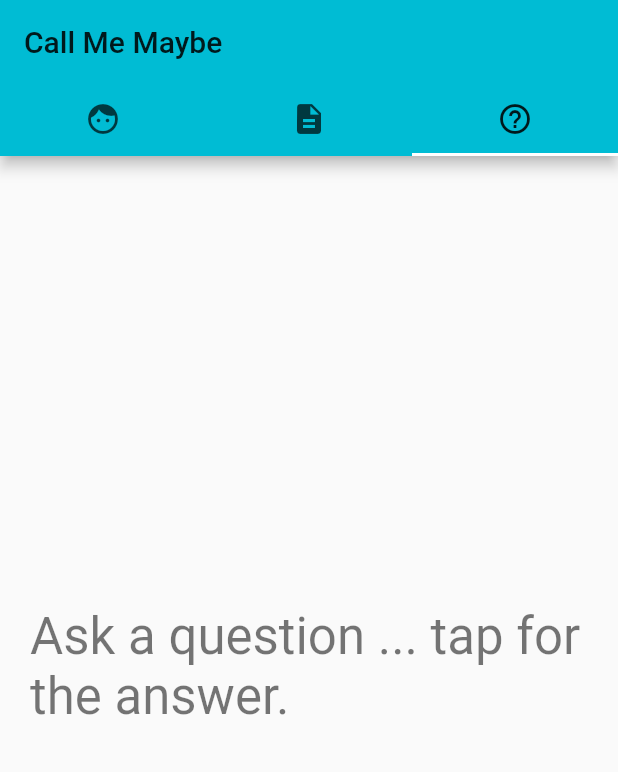
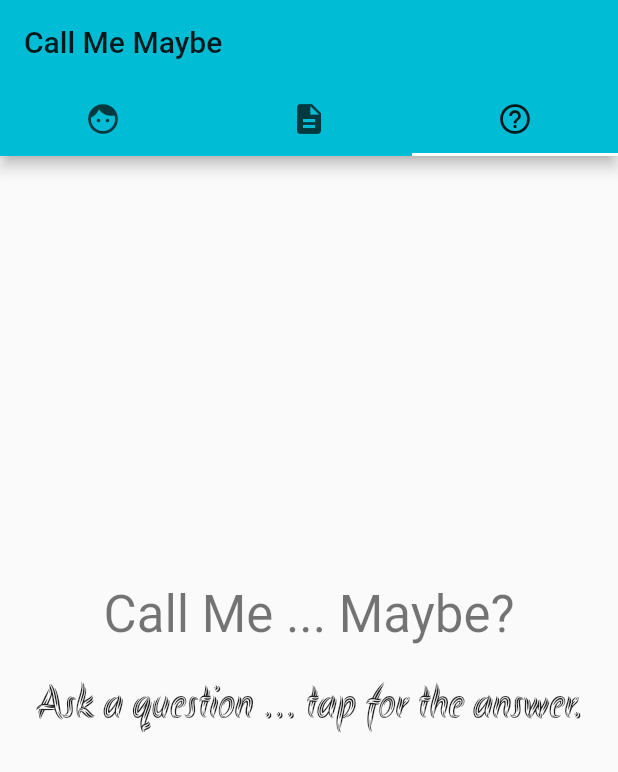
Before and after one commit to shfarazi/Calling_Card, a Flutter app: the screen it shows after launch, tab 3 chosen, on a phone screen of 412 x 824 dp. Shown: the top 772 px of the screen. Run offline on Flutter 3.47's test engine with Material 2 defaults, Android fonts, the phone set to English and light mode, and no system bars.

Commit message:
Predictor done

```diff
--- /dev/null
+++ b/lib/components/banner.dart
@@ -0,0 +1,7 @@
+
+import 'package:flutter/material.dart';
+
+Widget banner(BuildContext context, String label) {
+    // return Text('Call Me ... Maybe?', style: TextStyle(fontFamily: 'Akronim', fontSize: 70));
+    return Text(label, style: Theme.of(context).textTheme.display1);
+  }
--- a/lib/components/predictor.dart
+++ b/lib/components/predictor.dart
@@ -1,5 +1,7 @@
 import 'package:call_me_maybe/models/eight_ball.dart';
 import 'package:flutter/material.dart';
+
+import 'banner.dart';
 
 class Predictor extends StatefulWidget {
   @override
@@ -10,19 +12,25 @@ class _PredictorState extends State<Predictor> {
 
   final ball = EightBall();
 
-
   Widget build(BuildContext context) {
     return Padding(
             padding: EdgeInsets.all(20),
             child: Column(
       mainAxisAlignment: MainAxisAlignment.center,
       children: [
-         GestureDetector(
-                onTap: () {setState(() { ball.roll(); }); },
-                child: Text('Ask a question ... tap for the answer.', style: Theme.of(context).textTheme.display1)
-              ),
-        Text('${ball.prediction}', style: Theme.of(context).textTheme.display1),
-
+        banner(context, 'Call Me ... Maybe?'),
+        SizedBox(height: 25),
+        GestureDetector(
+          onTap: () {setState(() { ball.roll(); }); },
+          child: Text('Ask a question ... tap for the answer.', style: TextStyle(fontFamily: 'Akronim', fontSize: 30))
+        ),
+        SizedBox(height: 25),
+        Text('${ball.prediction}', style: TextStyle(fontFamily: 'ArchitectsDaughter', fontSize: 18)),
       ]));
   }
 }
+
+// Widget banner(BuildContext context) {
+  //   return Text('Baby Yoda', style: TextStyle(fontFamily: 'Akronim', fontSize: 70));
+  //   // return Text('Baby Yoda', style: Theme.of(context).textTheme.display3);
+  // }
--- a/lib/home_page.dart
+++ b/lib/home_page.dart
@@ -25,10 +25,7 @@ class HomePage extends StatelessWidget {
     // );
   }
 
-  // Widget banner(BuildContext context) {
-  //   return Text('Baby Yoda', style: TextStyle(fontFamily: 'Akronim', fontSize: 70));
-  //   // return Text('Baby Yoda', style: Theme.of(context).textTheme.display3);
-  // }
+
 
   // Widget paddedPlaceholder(BuildContext context) {
   //   return FractionallySizedBox(
--- a/lib/models/eight_ball.dart
+++ b/lib/models/eight_ball.dart
@@ -15,8 +15,7 @@ class EightBall {
 
   String prediction;
 
-  EightBall()
-  {
+  EightBall() {
     prediction = "";
   }
 
```
